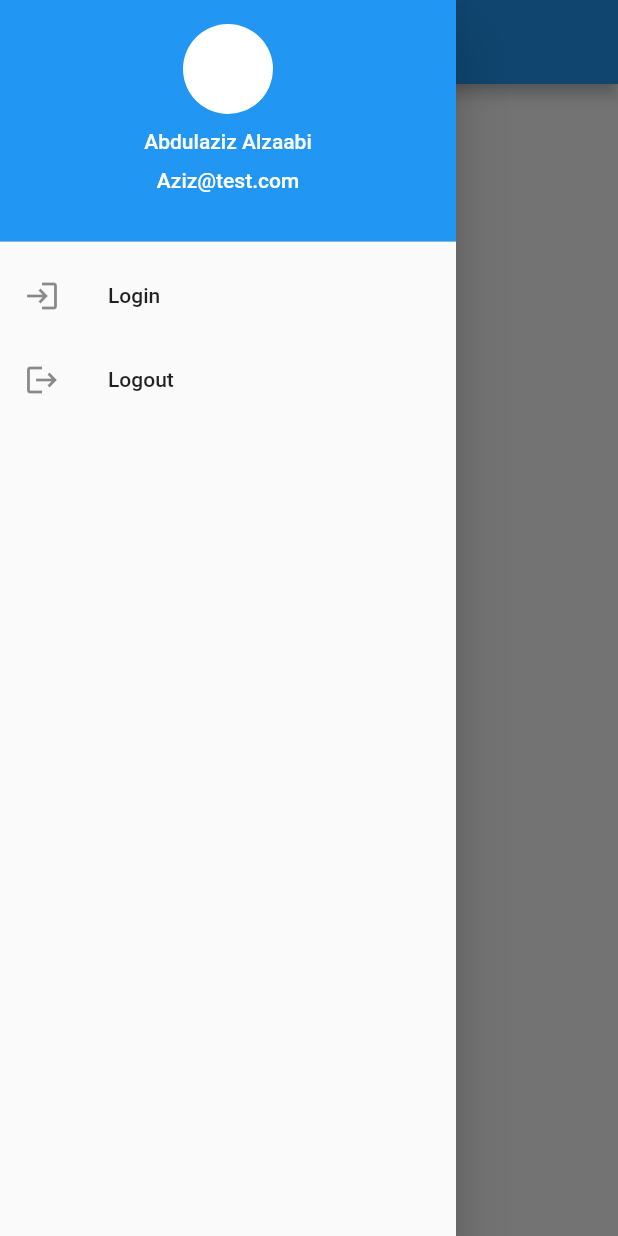
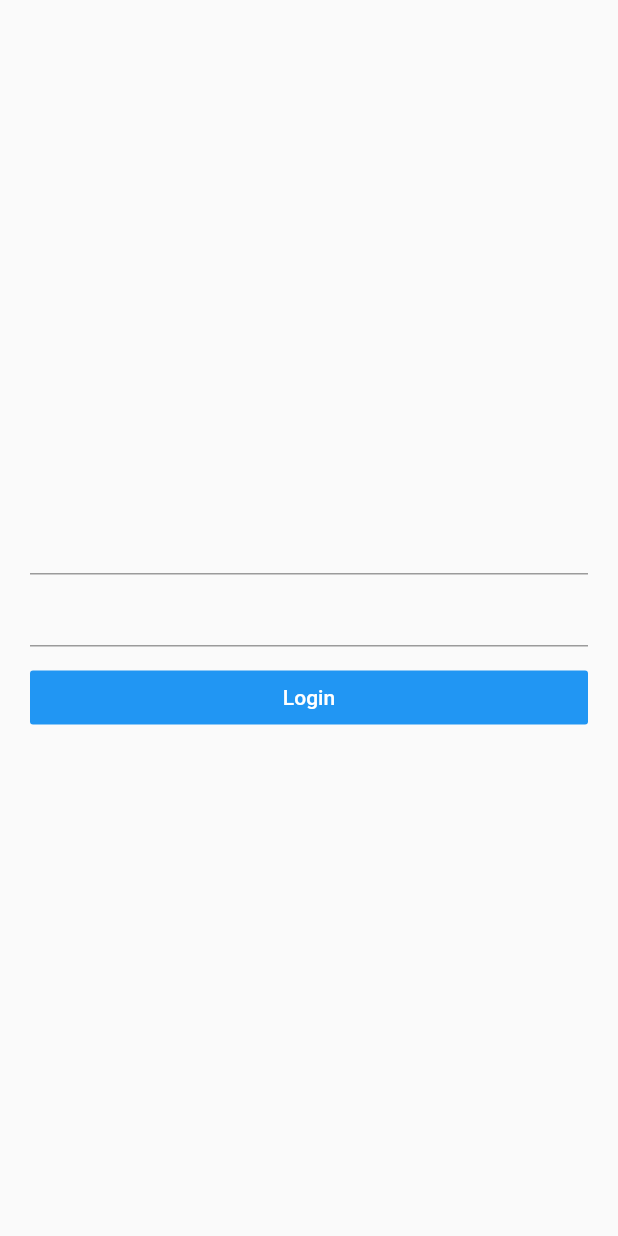
Before and after one commit to alzaabi98/flutter_auth_sanctum, a Flutter app: the screen it shows after launch, in the side drawer, after a tap on "Login", on a phone screen of 412 x 824 dp. Run offline on Flutter 3.47's test engine with Material 2 defaults, Android fonts, the phone set to English and light mode, and no system bars.

Commit message:
adding form for login

```diff
--- a/lib/screens/home_screen.dart
+++ b/lib/screens/home_screen.dart
@@ -1,4 +1,5 @@
 import 'package:flutter/material.dart';
+import 'package:flutter_laravel/screens/login_screen.dart';
 
 class HomeScreen extends StatefulWidget {
   @override
@@ -11,40 +12,49 @@ class _HomeScreenState extends State<HomeScreen> {
     return Scaffold(
       appBar: AppBar(
         title: Text('Flutter Laravel Auth'),
-
       ),
-      body: Center(child: Text('Home Sceen'),),
+      body: Center(
+        child: Text('Home Sceen'),
+      ),
       drawer: Drawer(
-
         child: ListView(
           children: [
             DrawerHeader(
-
               child: Column(
                 children: [
                   CircleAvatar(
                     backgroundColor: Colors.white,
                     radius: 30,
                   ),
-                  SizedBox(height: 10,),
-                  Text('Abdulaziz Alzaabi', style:
-                  TextStyle(color: Colors.white),),
-                  SizedBox(height: 10,),
-                  Text('Aziz@test.com', style:
-                  TextStyle(color: Colors.white),),
-
+                  SizedBox(
+                    height: 10,
+                  ),
+                  Text(
+                    'Abdulaziz Alzaabi',
+                    style: TextStyle(color: Colors.white),
+                  ),
+                  SizedBox(
+                    height: 10,
+                  ),
+                  Text(
+                    'Aziz@test.com',
+                    style: TextStyle(color: Colors.white),
+                  ),
                 ],
               ),
-                 decoration: BoxDecoration(
+              decoration: BoxDecoration(
                 color: Colors.blue,
               ),
             ),
             ListTile(
               title: Text('Login'),
               leading: Icon(Icons.login),
-              onTap: () {},
+              onTap: () {
+                Navigator.of(context).push(
+                    MaterialPageRoute(builder: (context) => LoginScreen()));
+              },
             ),
-             ListTile(
+            ListTile(
               title: Text('Logout'),
               leading: Icon(Icons.logout),
               onTap: () {},
@@ -52,7 +62,6 @@ class _HomeScreenState extends State<HomeScreen> {
           ],
         ),
       ),
-
     );
   }
 }
--- a/lib/screens/login_screen.dart
+++ b/lib/screens/login_screen.dart
@@ -0,0 +1,68 @@
+import 'package:flutter/material.dart';
+
+class LoginScreen extends StatefulWidget {
+  @override
+  _LoginScreenState createState() => _LoginScreenState();
+}
+
+class _LoginScreenState extends State<LoginScreen> {
+  TextEditingController _emailController = TextEditingController();
+  TextEditingController _passwordController = TextEditingController();
+  final _formKey = GlobalKey<FormState>();
+
+  @override
+  void initState() {
+    // TODO: implement initState
+    super.initState();
+  }
+
+  @override
+  void dispose() {
+    _emailController.dispose();
+    _passwordController.dispose();
+    super.dispose();
+  }
+
+  @override
+  Widget build(BuildContext context) {
+    return Scaffold(
+      body: Padding(
+        padding: const EdgeInsets.all(20.0),
+        child: Form(
+          key: _formKey,
+          child: Column(
+            mainAxisAlignment: MainAxisAlignment.center,
+            children: [
+              TextFormField(
+                  controller: _emailController,
+                  validator: (value) =>
+                      value.isEmpty ? 'please enter valid email' : null),
+              TextFormField(
+                  controller: _passwordController,
+                  validator: (value) =>
+                      value.isEmpty ? 'please enter password' : null),
+              SizedBox(
+                height: 10,
+              ),
+              FlatButton(
+                minWidth: double.infinity,
+                color: Colors.blue,
+                child: Text('Login', style: TextStyle(color: Colors.white)),
+                onPressed: () {
+                  Map  creds = {
+                    'email' : _emailController.text,
+                    'password' : _passwordController.text,
+                    'device_name' : 'mobile',
+                  };
+                  if (_formKey.currentState.validate()) {
+                    print(creds);
+                  }
+                },
+              )
+            ],
+          ),
+        ),
+      ),
+    );
+  }
+}
```
